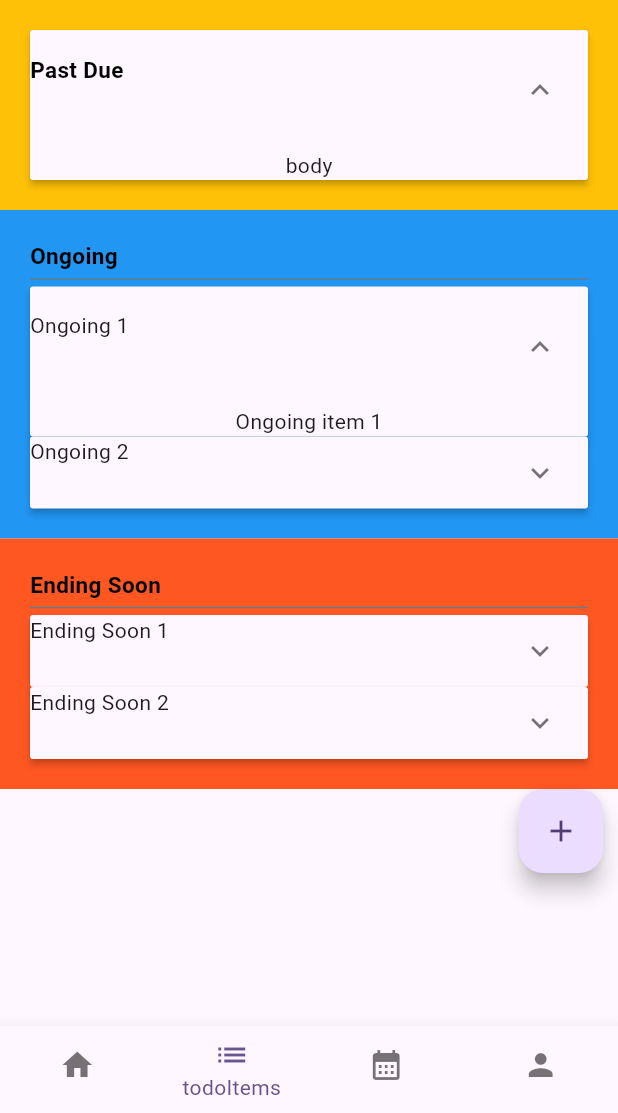
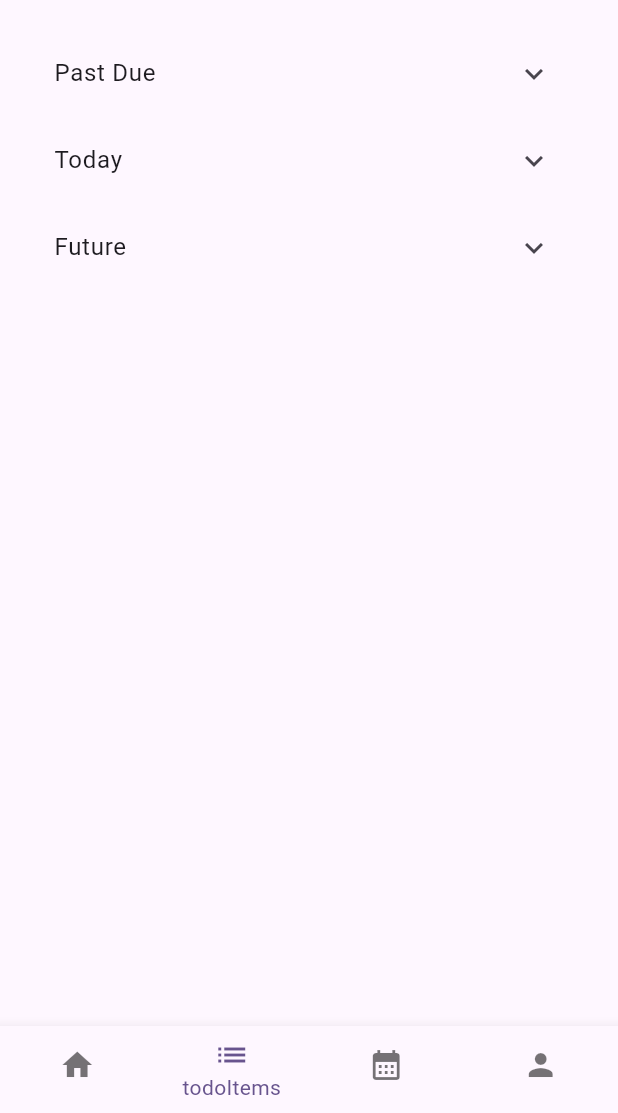
Before and after one commit to Gurinderp/todoList_flutter, a Flutter app: the screen it shows after launch, item 2 of the bottom bar chosen, on a phone screen of 412 x 824 dp, the part 123-1236 px from its top. Run offline on Flutter 3.47's test engine with Material 3 defaults, Android fonts, the phone set to English and light mode, and no system bars.

Commit message:
moved floatingactionbutton to main, swicthed expansionpanellist to expansiontiles

```diff
--- a/lib/main.dart
+++ b/lib/main.dart
@@ -44,6 +44,7 @@ class _MyHomePageState extends State<MyHomePage> {
 
   @override
   Widget build(BuildContext context) {
+    void _floatingAction() {}
     return Scaffold(
       appBar: AppBar(
         backgroundColor: Theme.of(context).colorScheme.inversePrimary,
@@ -51,6 +52,17 @@ class _MyHomePageState extends State<MyHomePage> {
         title: Text("Hello World"),
       ),
       body: Center(child: body[currIndex]),
+      // floatingActionButton: Container(
+      //   padding: EdgeInsets.fromLTRB(0, 0, 10, 10),
+      //   child: Align(
+      //     alignment: Alignment.centerRight,
+      //     child: FloatingActionButton(
+      //       onPressed: _floatingAction,
+      //       tooltip: 'Increment',
+      //       child: const Icon(Icons.add),
+      //     ),
+      //   ),
+      // ),
       bottomNavigationBar: BottomNavigationBar(
         onTap: (index) {
           setState(() {
--- a/lib/screens/listitems.dart
+++ b/lib/screens/listitems.dart
@@ -2,8 +2,6 @@ import 'package:flutter/material.dart';
 
 class Listitems extends StatelessWidget {
   const Listitems({super.key});
-
-  void _floatingAction() {}
 
   @override
   Widget build(BuildContext context) {
@@ -20,129 +18,64 @@ class Listitems extends StatelessWidget {
           ),
           Container(
             padding: EdgeInsets.all(20),
-            color: Colors.amber,
             child: Column(
               crossAxisAlignment: CrossAxisAlignment.start,
               children: [
-                ExpansionPanelList(
+                ExpansionTile(
+                  expandedAlignment: Alignment.topLeft,
+                  title: Text("Past Due"),
                   children: [
-                    ExpansionPanel(
-                      headerBuilder: (context, isOpen) {
-                        return Text(
-                          "Past Due",
-                          style: TextStyle(
-                            color: Colors.black,
-                            fontSize: 15,
-                            fontWeight: FontWeight.w600,
-                          ),
-                        );
-                      },
-                      body: Text("body"),
-                      isExpanded: true,
+                    Container(
+                      child: ListTile(
+                        title: Text("Hello World"),
+                        leading: Icon(Icons.check),
+                      ),
+                    ),
+                    Container(
+                      child: ListTile(
+                        title: Text("Hello World"),
+                        leading: Icon(Icons.error),
+                      ),
+                    ),
+                  ],
+                ),
+                ExpansionTile(
+                  expandedAlignment: Alignment.topLeft,
+                  title: Text("Today"),
+                  children: [
+                    Container(
+                      child: ListTile(
+                        title: Text("Hello World"),
+                        leading: Icon(Icons.check),
+                      ),
+                    ),
+                    Container(
+                      child: ListTile(
+                        title: Text("Hello World"),
+                        leading: Icon(Icons.error),
+                      ),
+                    ),
+                  ],
+                ),
+                ExpansionTile(
+                  expandedAlignment: Alignment.topLeft,
+                  title: Text("Future"),
+                  children: [
+                    Container(
+                      child: ListTile(
+                        title: Text("Hello World"),
+                        leading: Icon(Icons.check),
+                      ),
+                    ),
+                    Container(
+                      child: ListTile(
+                        title: Text("Hello World"),
+                        leading: Icon(Icons.error),
+                      ),
                     ),
                   ],
                 ),
               ],
-            ),
-          ),
-          Container(
-            padding: EdgeInsets.all(20),
-            color: Colors.blue,
-            child: Column(
-              crossAxisAlignment: CrossAxisAlignment.start,
-              children: [
-                Text(
-                  "Ongoing",
-                  style: TextStyle(
-                    color: Colors.black,
-                    fontSize: 15,
-                    fontWeight: FontWeight.w600,
-                  ),
-                ),
-                Divider(height: 10, thickness: 1, color: Colors.blueGrey),
-                Column(
-                  children: [
-                    ExpansionPanelList(
-                      children: [
-                        ExpansionPanel(
-                          headerBuilder: (context, isOpen) {
-                            return Text("Ongoing 1");
-                          },
-                          body: Text("Ongoing item 1"),
-                          isExpanded: true,
-                        ),
-                      ],
-                    ),
-                    ExpansionPanelList(
-                      children: [
-                        ExpansionPanel(
-                          headerBuilder: (context, isOpen) {
-                            return Text("Ongoing 2");
-                          },
-                          body: Text("Ongoing item 2"),
-                          isExpanded: false,
-                        ),
-                      ],
-                    ),
-                  ],
-                ),
-              ],
-            ),
-          ),
-          Container(
-            padding: EdgeInsets.all(20),
-            color: Colors.deepOrange,
-            child: Column(
-              crossAxisAlignment: CrossAxisAlignment.start,
-              children: [
-                Text(
-                  "Ending Soon",
-                  style: TextStyle(
-                    color: Colors.black,
-                    fontSize: 15,
-                    fontWeight: FontWeight.w600,
-                  ),
-                ),
-                Divider(height: 10, thickness: 1, color: Colors.blueGrey),
-                Column(
-                  children: [
-                    ExpansionPanelList(
-                      children: [
-                        ExpansionPanel(
-                          headerBuilder: (context, isOpen) {
-                            return Text("Ending Soon 1");
-                          },
-                          body: Text("Ending Soon item 1"),
-                          isExpanded: false,
-                        ),
-                      ],
-                    ),
-                    ExpansionPanelList(
-                      children: [
-                        ExpansionPanel(
-                          headerBuilder: (context, isOpen) {
-                            return Text("Ending Soon 2");
-                          },
-                          body: Text("Ending Soon item 2"),
-                          isExpanded: false,
-                        ),
-                      ],
-                    ),
-                  ],
-                ),
-              ],
-            ),
-          ),
-
-          Container(
-            padding: EdgeInsets.fromLTRB(0, 0, 10, 10),
-            child: Align(
-              alignment: Alignment.centerRight,
-              child: FloatingActionButton(
-                onPressed: _floatingAction,
-                tooltip: 'Increment',
-                child: const Icon(Icons.add),
-              ),
             ),
           ),
         ],
```
